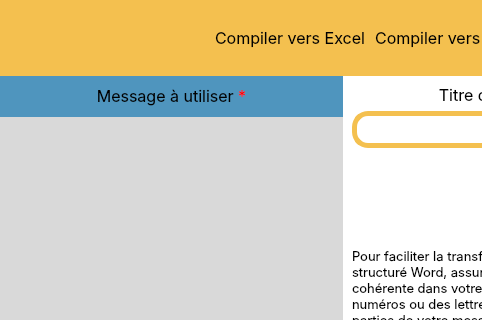
This is word.ui in Melvins45/Message-to-word as Qt 5 draws it before an edit; both pictures show x 0 to 482 and y 0 to 320 of the 686 by 529 pixel window. The edited form follows.
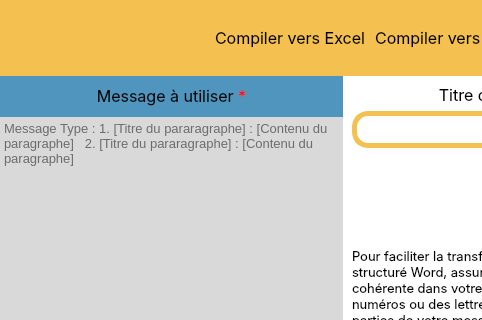
This is the edited form. Icons and pictures are not drawn.

```diff
--- a/word.ui
+++ b/word.ui
@@ -229,6 +229,9 @@
             <string notr="true">border: none;
 </string>
            </property>
+           <property name="placeholderText">
+            <string>Message Type : 1. [Titre du pararagraphe] : [Contenu du paragraphe]   2. [Titre du pararagraphe] : [Contenu du paragraphe] </string>
+           </property>
           </widget>
          </item>
         </layout>
```
